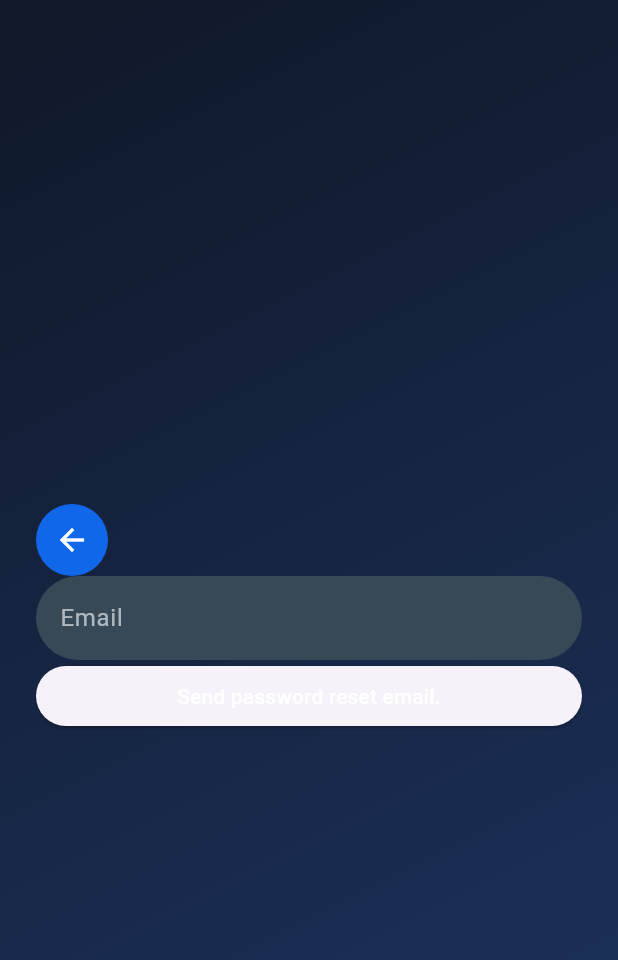
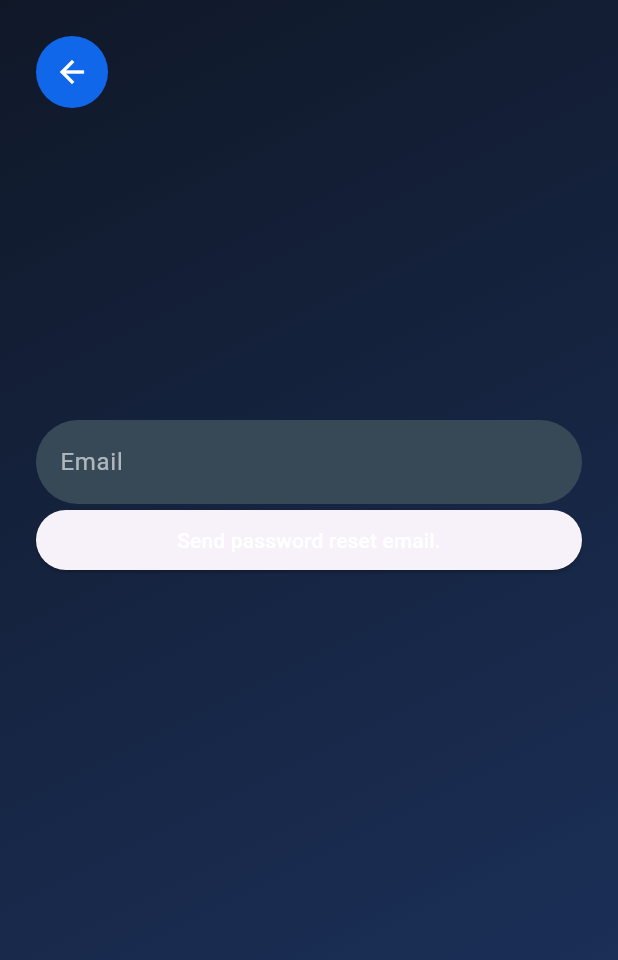
Before and after one commit to ManiTheG/SideQuest, a Flutter app: the ResetPasswordScreen screen opened directly, on a phone screen of 412 x 824 dp. Shown: the top 960 px of the screen. Run offline on Flutter 3.47's test engine with Material 3 defaults, Android fonts, the phone set to English and light mode, and no system bars; our stand-ins replace cloud_firestore, firebase_auth, firebase_core; accounts and stored records are empty; statements that could not run were skipped.

Commit message:
Reset back strelica na top left mjestu.

```diff
--- a/lib/screens/resetPassword_screen.dart
+++ b/lib/screens/resetPassword_screen.dart
@@ -54,13 +54,12 @@ class _ResetPasswordScreenState extends State<ResetPasswordScreen>{
         child: _isShown ? Padding(
         padding: const EdgeInsets.all(24),
         child: Column(
-          mainAxisAlignment: MainAxisAlignment.center,
+          mainAxisAlignment: MainAxisAlignment.start,
           crossAxisAlignment: CrossAxisAlignment.stretch,
           children: [
-
             SafeArea(
                 child: Align(
-                  alignment: Alignment.centerLeft,
+                  alignment: Alignment.topLeft,
                   child: Container(
                     decoration: BoxDecoration(
                       color: Color.fromARGB(255, 16, 103, 234),
@@ -76,6 +75,7 @@ class _ResetPasswordScreenState extends State<ResetPasswordScreen>{
                 ),
               ),
 
+              Spacer(),
 
             TextField(
               controller: _emailController,
@@ -104,7 +104,8 @@ class _ResetPasswordScreenState extends State<ResetPasswordScreen>{
                  _resetPassword();
                  },
                child: const Text('Send password reset email.')),
-
+            Spacer(),
+            Spacer()
           ],
         ),
         ):
```
